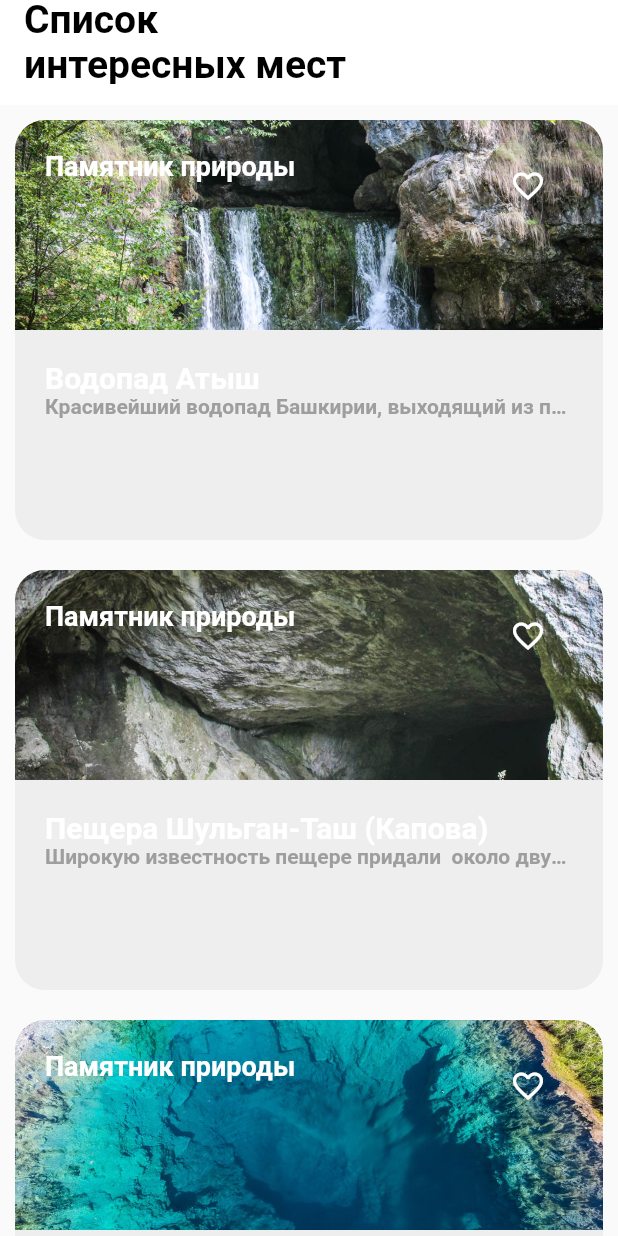
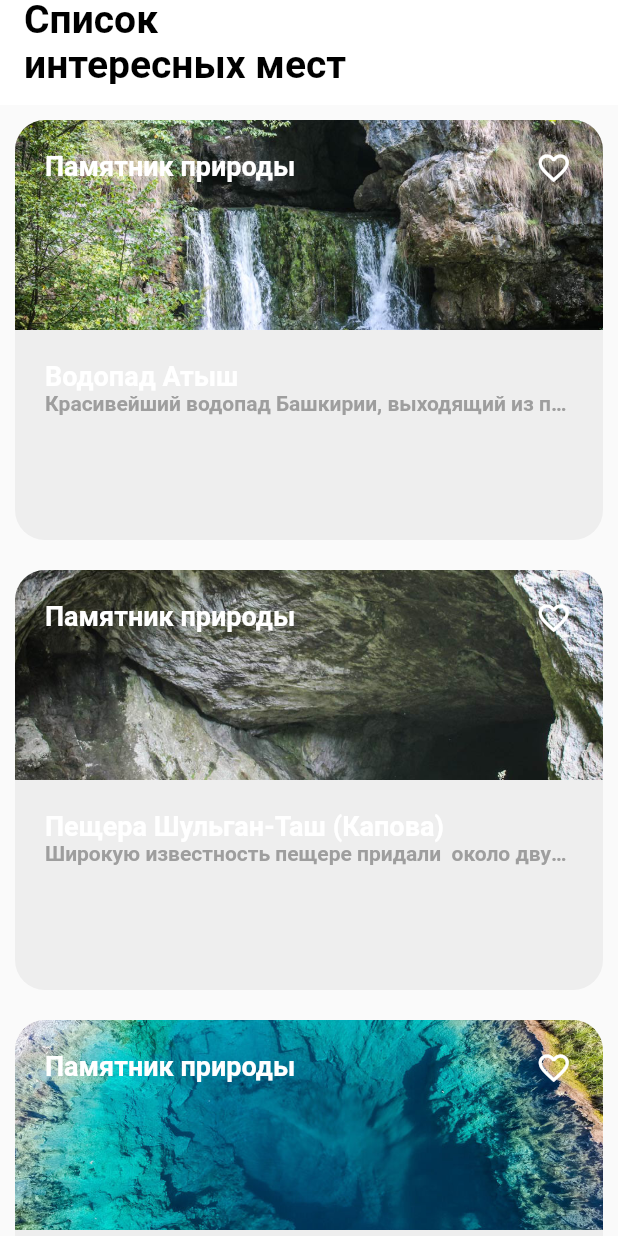
Before and after one commit to venerara/places, a Flutter app: the screen it shows after launch, on a phone screen of 412 x 824 dp. Run offline on Flutter 3.47's test engine with Material 2 defaults, Android fonts, the phone set to English and light mode, and no system bars.

Commit message:
Changes SightCard

```diff
--- a/lib/main.dart
+++ b/lib/main.dart
@@ -1,5 +1,4 @@
 import 'package:flutter/material.dart';
-import 'package:places/ui/screen/sight_details.dart';
 import 'package:places/ui/screen/sight_list_screen.dart';
 
 void main() {
--- a/lib/ui/screen/components/appbar_custom.dart
+++ b/lib/ui/screen/components/appbar_custom.dart
@@ -3,7 +3,7 @@ import 'package:flutter/material.dart';
 class CustomAppBar extends StatelessWidget implements PreferredSizeWidget {
   final String title;
   final double height;
-  CustomAppBar({
+  const CustomAppBar({
     Key? key,
     required this.title,
     required this.height,
--- a/lib/ui/screen/components/button_navigationbar.dart
+++ b/lib/ui/screen/components/button_navigationbar.dart
@@ -6,7 +6,7 @@ class ButtonNavigationBar extends StatelessWidget {
   final Color iconColor;
   final String title;
 
-  ButtonNavigationBar(
+  const ButtonNavigationBar(
       {Key? key,
       required this.title,
       required this.iconColor,
--- a/lib/ui/screen/sight_card.dart
+++ b/lib/ui/screen/sight_card.dart
@@ -1,6 +1,5 @@
 import 'package:flutter/material.dart';
 import 'package:places/domain/sight.dart';
-import 'package:places/ui/screen/components/button_navigationbar.dart';
 
 class SightCard extends StatelessWidget {
   final Sight sight;
@@ -13,55 +12,96 @@ class SightCard extends StatelessWidget {
   Widget build(BuildContext context) {
     return Container(
       height: 300,
-      padding: EdgeInsets.all(10),
+      padding: const EdgeInsets.all(10),
       child: Column(
         children: [
           Expanded(
-            child: Stack(
+            child: _PlaceImage(
+              placeImage: sight.url,
+              placesType: sight.type,
+            ),
+          ),
+          Expanded(
+            child: _PlaceContent(
+              placesName: sight.name,
+              placeDetails: sight.details,
+            ),
+          ),
+        ],
+      ),
+    );
+  }
+}
+
+class _PlaceImage extends StatelessWidget {
+  final String placeImage;
+  final String placesType;
+
+  const _PlaceImage(
+      {Key? key, required this.placeImage, required this.placesType})
+      : super(key: key);
+
+  @override
+  Widget build(BuildContext context) {
+    return Stack(
       alignment: Alignment.center,
       children: [
-                CircularProgressIndicator(
+        const CircularProgressIndicator(
           valueColor: AlwaysStoppedAnimation<Color>(Colors.orange),
-                  strokeWidth: 0.8,
+          strokeWidth: 0.7,
         ),
         Container(
           height: 170,
           width: double.infinity,
-                  padding: const EdgeInsets.only(left: 20.0, top: 20.0),
+          padding: EdgeInsets.only(left: 20.0, top: 20.0, right: 15.0),
           decoration: BoxDecoration(
-                    borderRadius: BorderRadius.only(
+            borderRadius: const BorderRadius.only(
               topLeft: Radius.circular(20),
               topRight: Radius.circular(20),
             ),
             image: DecorationImage(
               fit: BoxFit.cover,
-                      image: AssetImage(sight.url),
+              image: AssetImage(placeImage),
             ),
           ),
           child: Row(
-                    mainAxisAlignment: MainAxisAlignment.center,
             crossAxisAlignment: CrossAxisAlignment.start,
             children: [
-                      Text(
-                        sight.type,
+              Expanded(
+                flex: 9,
+                child: Text(
+                  placesType,
                   style: TextStyle(
                       color: Colors.white,
                       fontWeight: FontWeight.bold,
                       fontSize: 18),
                 ),
-                      Spacer(),
-                      ButtonNavigationBar(
-                          icon: Icons.favorite_border,
-                          iconColor: Colors.white,
-                          title: ""),
-                    ],
+              ),
+              Expanded(
+                flex: 1,
+                child: Icon(
+                  Icons.favorite_border_outlined,
+                  color: Colors.white,
                 ),
               ),
             ],
           ),
         ),
-          Expanded(
-            child: Container(
+      ],
+    );
+  }
+}
+
+class _PlaceContent extends StatelessWidget {
+  final String placesName;
+  final String placeDetails;
+  const _PlaceContent(
+      {Key? key, required this.placesName, required this.placeDetails})
+      : super(key: key);
+
+  @override
+  Widget build(BuildContext context) {
+    return Container(
       decoration: BoxDecoration(
         color: Colors.grey[200],
         borderRadius: BorderRadius.only(
@@ -69,28 +109,24 @@ class SightCard extends StatelessWidget {
           bottomRight: Radius.circular(20),
         ),
       ),
-              padding: EdgeInsets.all(20),
+      padding: EdgeInsets.all(20.0),
       alignment: Alignment.topCenter,
       child: RichText(
         overflow: TextOverflow.ellipsis,
         text: TextSpan(
-                  text: (sight.name + '\n'),
+          text: (placesName),
           style: TextStyle(
             fontWeight: FontWeight.bold,
-                    fontSize: 20,
+            fontSize: 18,
           ),
           children: [
             TextSpan(
-                      text: sight.details,
+              text: ('\n' + placeDetails),
               style: TextStyle(color: Colors.grey, fontSize: 14),
             ),
           ],
         ),
       ),
-            ),
-          ),
-        ],
-      ),
     );
   }
 }
--- a/lib/ui/screen/sight_list_screen.dart
+++ b/lib/ui/screen/sight_list_screen.dart
@@ -26,14 +26,15 @@ class _SightListScreenState extends State<SightListScreen> {
         .toList();
 
     return Scaffold(
-appBar: CustomAppBar(title: AppStrings.titleAppBar, height: 70.0),
-      body: Container(
-        child: SingleChildScrollView(
-          child: Column(
-            children: textfield,
-          ),
+      appBar: CustomAppBar(title: AppStrings.titleAppBar, height: 70.0),
+      body:
+          // Container(
+          SingleChildScrollView(
+        child: Column(
+          children: textfield,
         ),
       ),
+      // ),
     );
   }
 }
```
Lines whose indentation alone changed are shown as unchanged.
